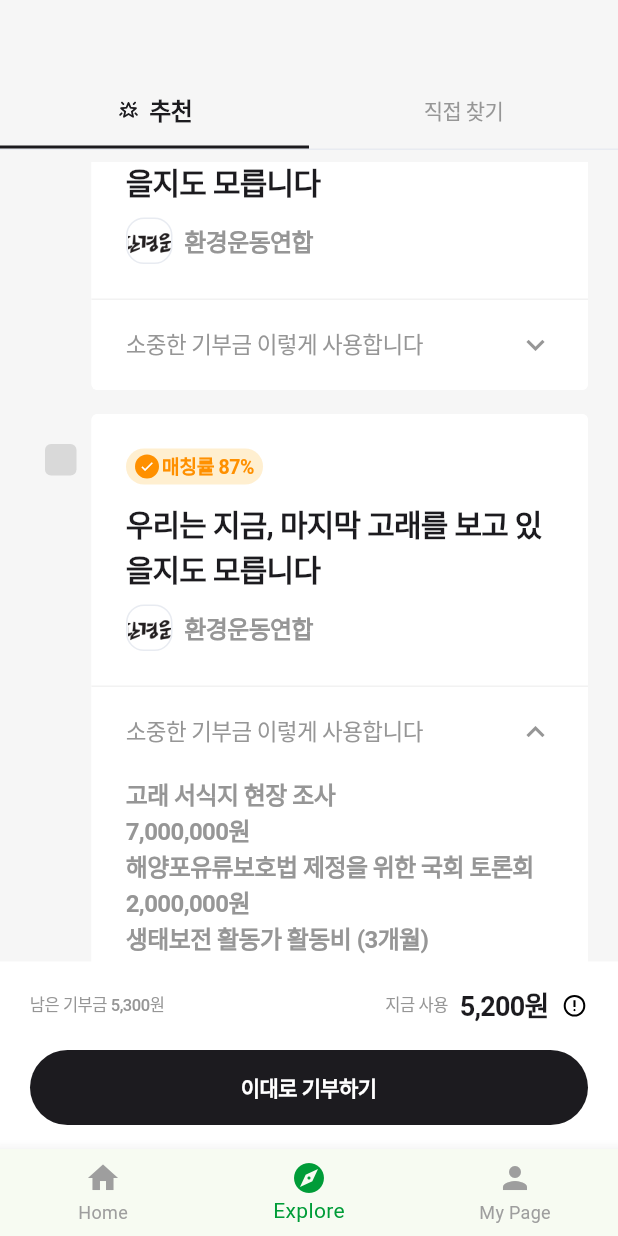
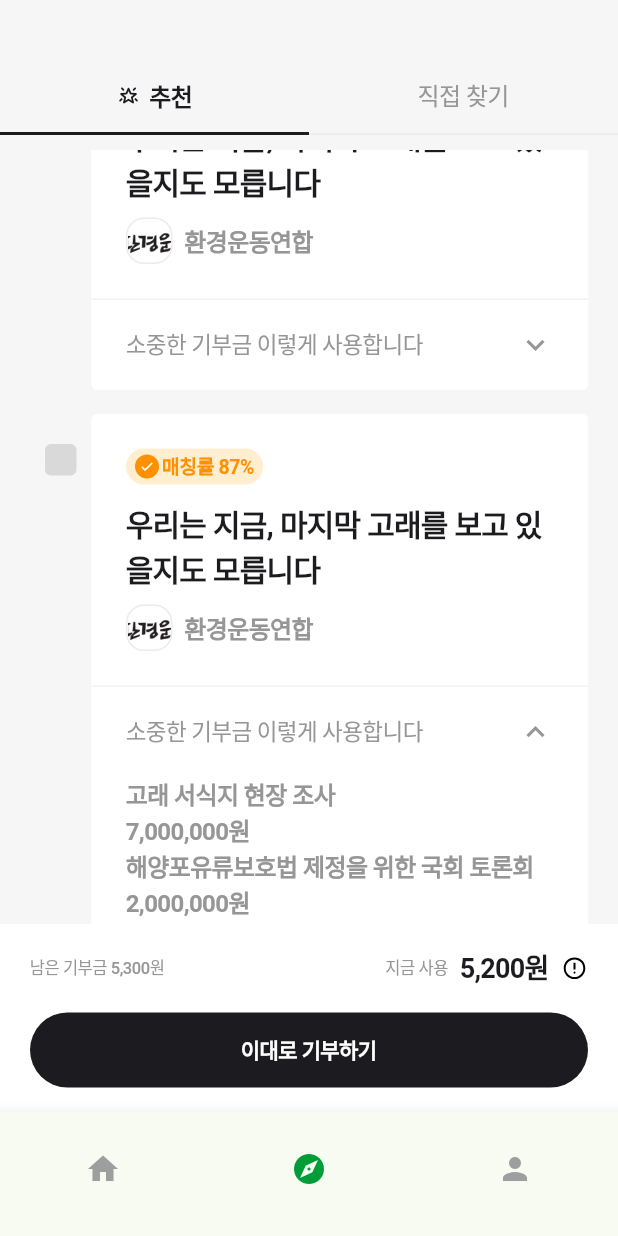
Before and after one commit to eunsjani/test, a Flutter app: the screen it shows after launch, item 2 of the bottom bar chosen, scrolled down 576 dp, after a tap on the "check" icon, on a phone screen of 412 x 824 dp. Run offline on Flutter 3.47's test engine with Material 3 defaults, Android fonts, the phone set to English and light mode, and no system bars; our stand-ins replace flutter_svg; Roboto replaces fonts that are missing (Pretendard).

Commit message:
Update UI components with improved layout and styling
- Adjust top bar height to 100px mobile/110px desktop
- Remove text labels from bottom navigation bar
- Reduce badge check icon size (10px → 9.92px)
- Fix tab bar border alignment with proper margin
- Restore main selection check icon to original 16px size
- Improve single-selection logic for donation cards
- Make entire donation cards clickable for better UX

🤖 Generated with [Claude Code](https://claude.ai/code)

Co-Authored-By: Claude <noreply@anthropic.com>

```diff
--- a/lib/screens/explore_screen.dart
+++ b/lib/screens/explore_screen.dart
@@ -12,11 +12,11 @@ class _ExploreScreenState extends State<ExploreScreen> with TickerProviderStateM
   // 상단 토글 상태 관리 (0: 추천, 1: 직접 찾기)
   int selectedTabIndex = 0;
 
-  // 선택된 카드들을 관리하는 Map
-  Map<String, List<int>> selectedCards = {
-    '아동/어린이': [1], // 두 번째 카드가 선택된 상태
-    '환경': [0],
-    '동물': [0],
+  // 선택된 카드들을 관리하는 Map (각 카테고리별로 하나씩만 선택 가능)
+  Map<String, int?> selectedCards = {
+    '아동/어린이': 1, // 두 번째 카드가 선택된 상태
+    '환경': 0,
+    '동물': 0,
   };
 
   // 펼쳐진 카드들을 관리하는 Map
@@ -38,7 +38,7 @@ class _ExploreScreenState extends State<ExploreScreen> with TickerProviderStateM
                 final isMobile = constraints.maxWidth < 768;
                 return Column(
                   children: [
-                    SizedBox(height: isMobile ? 100 : 122),
+                    SizedBox(height: isMobile ? 100 : 110),
                     // 선택된 탭에 따른 컨텐츠 표시
                     if (selectedTabIndex == 0) _buildRecommendedContent(isMobile: isMobile),
                     if (selectedTabIndex == 1) _buildDirectSearchContent(),
@@ -56,13 +56,14 @@ class _ExploreScreenState extends State<ExploreScreen> with TickerProviderStateM
               builder: (context, constraints) {
                 final isMobile = constraints.maxWidth < 768;
                 return Container(
-                  height: isMobile ? 108 : 130,
+                  height: isMobile ? 100 : 110,
                   color: const Color(0xFFF6F6F6),
                   child: Column(
                     children: [
-                      SizedBox(height: isMobile ? 50 : 65),
+                      SizedBox(height: isMobile ? 40 : 48),
                       // Tab Bar Style
                       Container(
+                        height: isMobile ? 50 : 52,
                         width: double.infinity,
                         decoration: const BoxDecoration(
                           border: Border(
@@ -83,7 +84,7 @@ class _ExploreScreenState extends State<ExploreScreen> with TickerProviderStateM
                                   });
                                 },
                                 child: Container(
-                                  padding: EdgeInsets.symmetric(vertical: isMobile ? 12 : 16),
+                                  height: double.infinity,
                                   decoration: BoxDecoration(
                                     border: Border(
                                       bottom: BorderSide(
@@ -92,6 +93,7 @@ class _ExploreScreenState extends State<ExploreScreen> with TickerProviderStateM
                                       ),
                                     ),
                                   ),
+                                  margin: const EdgeInsets.only(bottom: -1),
                                   child: Row(
                                     mainAxisAlignment: MainAxisAlignment.center,
                                     children: [
@@ -109,7 +111,7 @@ class _ExploreScreenState extends State<ExploreScreen> with TickerProviderStateM
                                         '추천',
                                         style: TextStyle(
                                           fontFamily: 'Pretendard',
-                                          fontSize: isMobile ? 16 : 18,
+                                          fontSize: isMobile ? 16 : 16,
                                           fontWeight: selectedTabIndex == 0 ? FontWeight.w600 : FontWeight.w500,
                                           color: selectedTabIndex == 0 ? const Color(0xFF1C1B1F) : const Color(0xFF969696),
                                           letterSpacing: -0.4,
@@ -129,7 +131,7 @@ class _ExploreScreenState extends State<ExploreScreen> with TickerProviderStateM
                                   });
                                 },
                                 child: Container(
-                                  padding: EdgeInsets.symmetric(vertical: isMobile ? 12 : 16),
+                                  height: double.infinity,
                                   decoration: BoxDecoration(
                                     border: Border(
                                       bottom: BorderSide(
@@ -138,15 +140,17 @@ class _ExploreScreenState extends State<ExploreScreen> with TickerProviderStateM
                                       ),
                                     ),
                                   ),
+                                  margin: const EdgeInsets.only(bottom: -1),
+                                  child: Center(
                                     child: Text(
                                       '직접 찾기',
-                                    textAlign: TextAlign.center,
                                       style: TextStyle(
                                         fontFamily: 'Pretendard',
-                                      fontSize: isMobile ? 14 : 16,
+                                        fontSize: isMobile ? 16 : 16,
                                         fontWeight: selectedTabIndex == 1 ? FontWeight.w600 : FontWeight.w500,
                                         color: selectedTabIndex == 1 ? const Color(0xFF1C1B1F) : const Color(0xFF969696),
                                         letterSpacing: -0.4,
+                                      ),
                                     ),
                                   ),
                                 ),
@@ -488,7 +492,7 @@ class _ExploreScreenState extends State<ExploreScreen> with TickerProviderStateM
               child: _buildFigmaDonationCard(
                 index: index,
                 category: category,
-                isSelected: selectedCards[category]?.contains(index) ?? false,
+                isSelected: selectedCards[category] == index,
                 isExpanded: expandedCards[category]?.contains(index) ?? false,
                 borderColor: color,
                 checkColor: color,
@@ -519,14 +523,8 @@ class _ExploreScreenState extends State<ExploreScreen> with TickerProviderStateM
           child: GestureDetector(
             onTap: () {
               setState(() {
-                if (isSelected) {
-                  selectedCards[category]?.remove(index);
-                } else {
-                  if (selectedCards[category] == null) {
-                    selectedCards[category] = [];
-                  }
-                  selectedCards[category]!.add(index);
-                }
+                // 각 카테고리에서 하나씩만 선택 가능
+                selectedCards[category] = selectedCards[category] == index ? null : index;
               });
             },
             child: Container(
@@ -554,6 +552,13 @@ class _ExploreScreenState extends State<ExploreScreen> with TickerProviderStateM
         ),
         // 오른쪽 카드 내용
         Expanded(
+          child: GestureDetector(
+            onTap: () {
+              setState(() {
+                // 카드 전체를 클릭했을 때도 선택 가능
+                selectedCards[category] = selectedCards[category] == index ? null : index;
+              });
+            },
             child: Container(
               decoration: BoxDecoration(
                 color: Colors.white,
@@ -609,7 +614,7 @@ class _ExploreScreenState extends State<ExploreScreen> with TickerProviderStateM
                                   child: const Icon(
                                     Icons.check,
                                     color: Colors.white,
-                                size: 10,
+                                    size: 9.92,
                                   ),
                                 ),
                                 const SizedBox(width: 2),
@@ -780,6 +785,7 @@ class _ExploreScreenState extends State<ExploreScreen> with TickerProviderStateM
                       ),
                     ),
                   ],
+                ),
               ),
             ),
           ),
--- a/lib/widgets/bottom_navigation_widget.dart
+++ b/lib/widgets/bottom_navigation_widget.dart
@@ -23,7 +23,10 @@ class _BottomNavigationWidgetState extends State<BottomNavigationWidget> {
   Widget build(BuildContext context) {
     return Scaffold(
       body: _screens[_currentIndex],
-      bottomNavigationBar: BottomNavigationBar(
+      bottomNavigationBar: Container(
+        height: 83,
+        padding: EdgeInsets.only(bottom: MediaQuery.of(context).padding.bottom),
+        child: BottomNavigationBar(
           currentIndex: _currentIndex,
           onTap: (int index) {
             setState(() {
@@ -33,20 +36,23 @@ class _BottomNavigationWidgetState extends State<BottomNavigationWidget> {
           type: BottomNavigationBarType.fixed,
           selectedItemColor: const Color(0xFF009C38),
           unselectedItemColor: Colors.grey,
+          showSelectedLabels: false,
+          showUnselectedLabels: false,
           items: const [
             BottomNavigationBarItem(
               icon: Icon(Icons.home),
-            label: 'Home',
+              label: '',
             ),
             BottomNavigationBarItem(
               icon: Icon(Icons.explore),
-            label: 'Explore',
+              label: '',
             ),
             BottomNavigationBarItem(
               icon: Icon(Icons.person),
-            label: 'My Page',
+              label: '',
             ),
           ],
+        ),
       ),
     );
   }
```
Lines whose indentation alone changed are shown as unchanged.
